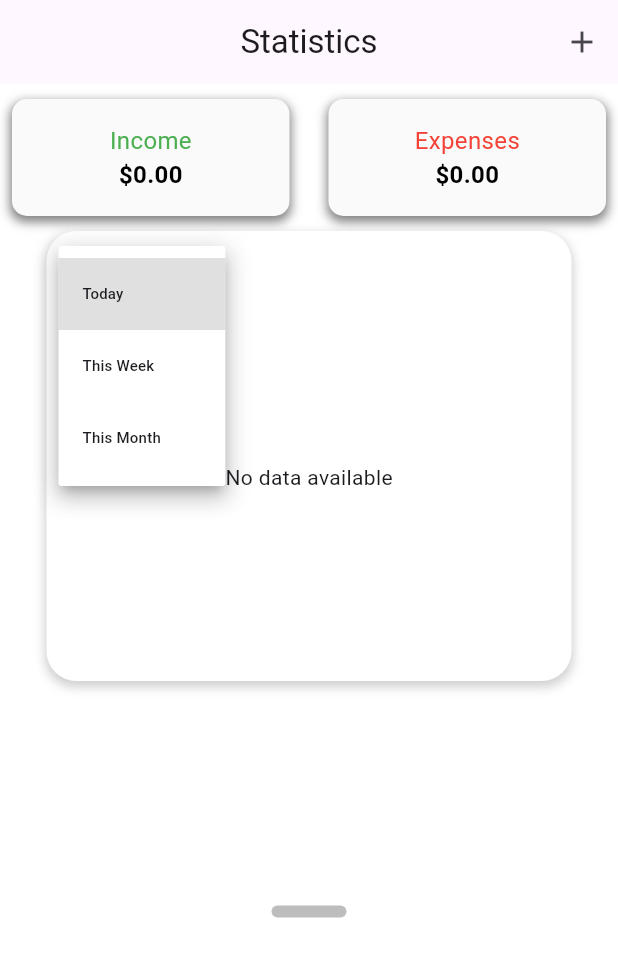
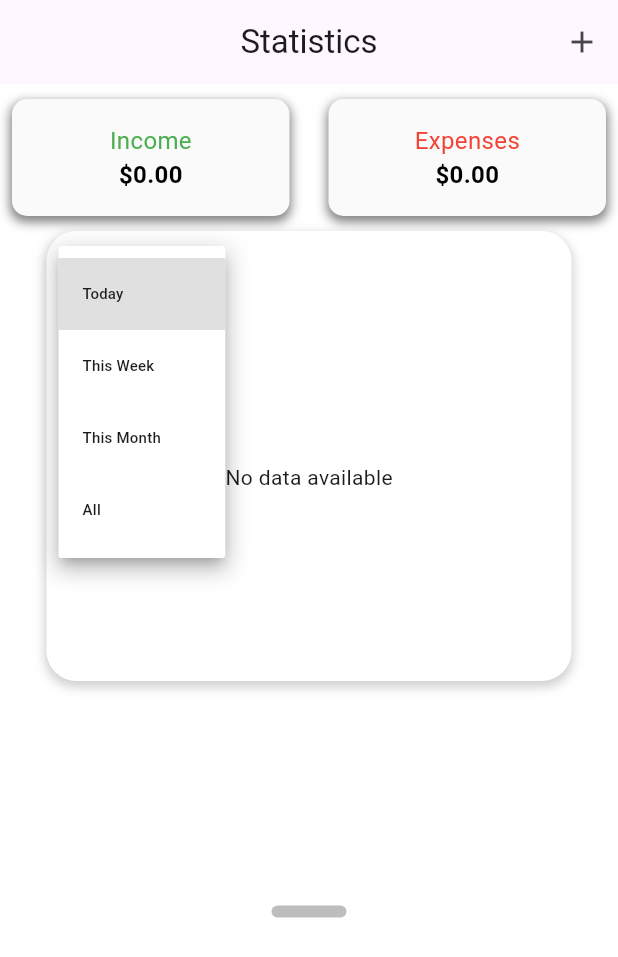
Before and after one commit to MarkGug08/MyFinance, a Flutter app: the TransactionPage screen opened directly with empty values, after a tap on "Today", on a phone screen of 412 x 824 dp. Shown: the top 957 px of the screen. Run offline on Flutter 3.47's test engine with Material 3 defaults, Android fonts, the phone set to English and light mode, and no system bars; our stand-ins replace cloud_firestore, firebase_auth, firebase_core, fl_chart, flutter_slidable; accounts and stored records are empty.

Commit message:
implementato possibilità di vedere tutte le transazioni sul grafico

```diff
--- a/MyFinance/lib/Controller/transaction_controller.dart
+++ b/MyFinance/lib/Controller/transaction_controller.dart
@@ -52,33 +52,35 @@ class TransactionController {
   Future<List<TransactionSpot>> getTransactionHistory(String period, BuildContext context, UserApp user) async {
     try {
       final DateTime now = DateTime.now();
-      DateTime startTime;
+      DateTime? startTime;
 
-
+      if (period != 'All') {
         switch (period) {
           case 'Today':
             startTime = now.subtract(Duration(hours: 24));
             break;
-
           case 'This Week':
             startTime = now.subtract(Duration(days: 7));
             break;
-
           case 'This Month':
             startTime = now.subtract(Duration(days: 31));
             break;
-
           default:
             throw Exception('Unsupported period: $period');
         }
+      }
 
-      QuerySnapshot snapshot = await _firestore
-          .collection('transactions')
-          .where('dateTime', isGreaterThanOrEqualTo: startTime)
-          .get();
+      Query query = _firestore.collection('transactions');
+
+      if (startTime != null) {
+        query = query.where('dateTime', isGreaterThanOrEqualTo: startTime);
+      }
+
+      query = query.orderBy('dateTime', descending: false);
+
+      QuerySnapshot snapshot = await query.get();
 
       List<TransactionSpot> transactionSpots = [];
-
       int positionXaxis = 0;
       double balance = 0;
 
@@ -91,24 +93,8 @@ class TransactionController {
           Description: data['Description'] ?? 'No description',
         );
 
-        double timeValue;
-        String timeString;
-        final DateTime transactionDate = transaction.dateTime;
-
-        if (period == 'Today') {
-          timeValue = (positionXaxis + 1).toDouble();
-          timeString = '${transactionDate.hour.toString().padLeft(2, '0')}:${transactionDate.minute.toString().padLeft(2, '0')}:${transactionDate.second.toString().padLeft(2, '0')}';
-        } else if (period == 'This Week') {
-
-          timeValue = (positionXaxis + 1).toDouble();
-          timeString = '${transactionDate.day}/${transactionDate.month} ${transactionDate.hour}:${transactionDate.minute}:${transactionDate.second}';
-        } else if (period == 'This Month') {
-
-          timeValue = (positionXaxis + 1).toDouble();
-          timeString = '${transactionDate.day}/${transactionDate.month} ${transactionDate.hour}:${transactionDate.minute}:${transactionDate.second}';
-        } else {
-          throw Exception('Unsupported period: $period');
-        }
+        double timeValue = (positionXaxis + 1).toDouble();
+        String timeString = '${transaction.dateTime.day}/${transaction.dateTime.month} ${transaction.dateTime.hour}:${transaction.dateTime.minute}:${transaction.dateTime.second}';
 
         CalcolateTransactionsMovements(transaction.amount);
 
@@ -117,10 +103,8 @@ class TransactionController {
         positionXaxis++;
       }
 
-
       user.Income = Income;
       user.Expenses = Expenses;
-
 
       return transactionSpots;
     } catch (error) {
@@ -132,7 +116,6 @@ class TransactionController {
   Future<List<UserTransaction>> getTransaction() async {
     transactions.clear();
     try {
-
       QuerySnapshot snapshot = await _firestore.collection('transactions').get();
 
       for (QueryDocumentSnapshot doc in snapshot.docs) {
@@ -151,18 +134,15 @@ class TransactionController {
 
       return transactions;
     } catch (error) {
-
       return [];
     }
   }
 
-  void CalcolateTransactionsMovements(double transaction){
-
-      if(transaction >= 0){
+  void CalcolateTransactionsMovements(double transaction) {
+    if (transaction >= 0) {
       Income += transaction;
-      }else{
+    } else {
       Expenses += transaction;
     }
   }
-
 }
--- a/MyFinance/lib/TransactionPage/transaction_page.dart
+++ b/MyFinance/lib/TransactionPage/transaction_page.dart
@@ -46,6 +46,7 @@ class _TransactionPageState extends State<TransactionPage> {
       _reloadPage();
       if(widget.user.control){
         FetchTransactions();
+        _isFormVisible = false;
       }
     });
   }
--- a/MyFinance/lib/Widget/menu_dropdown.dart
+++ b/MyFinance/lib/Widget/menu_dropdown.dart
@@ -12,6 +12,7 @@ Widget periodDropdown({
           'Today',
           'This Week',
           'This Month',
+          'All'
         ].map<DropdownMenuItem<String>>((String value) {
           return DropdownMenuItem<String>(
             value: value,
```
Lines whose indentation alone changed are shown as unchanged.
